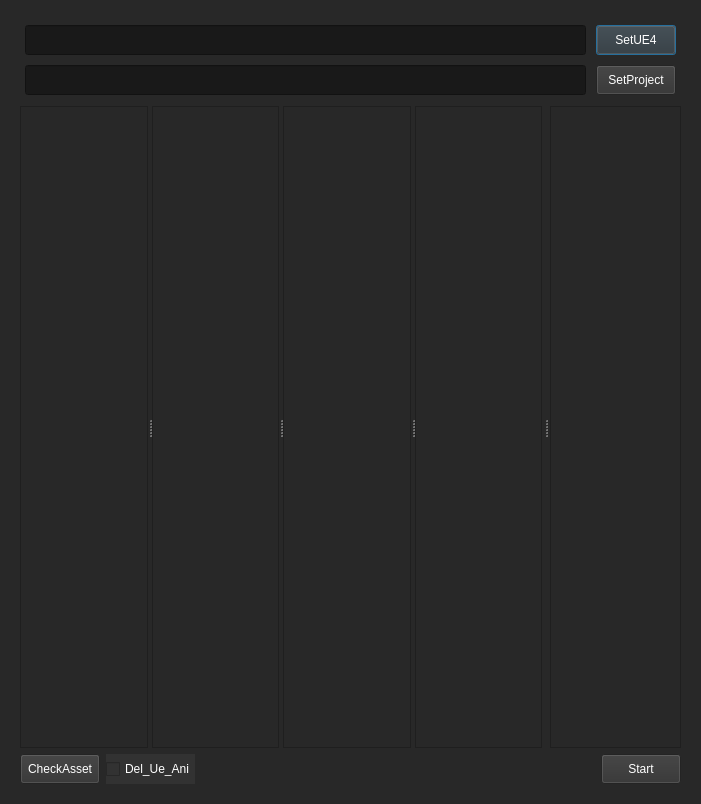
This is Pyt/UE_input_FBX.ui in woshisck/GitRepos as Qt 5 draws it before an edit. The edited form follows.
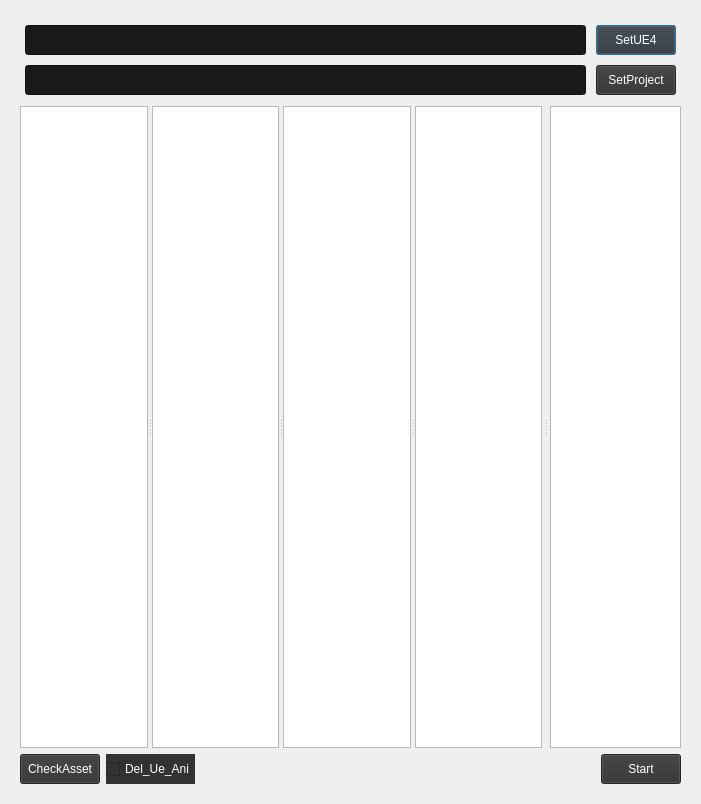
This is the edited form. Icons and pictures are not drawn.

```diff
--- a/Pyt/UE_input_FBX.ui
+++ b/Pyt/UE_input_FBX.ui
@@ -18,9 +18,12 @@
     <normaloff>../../Download/tubiao.png</normaloff>../../Download/tubiao.png</iconset>
   </property>
   <property name="styleSheet">
-   <string notr="true">background-color: rgb(40, 40, 40);</string>
+   <string notr="true">QWidget#Form {
+	background-color: rgb(40, 40, 40);
+	color:white;
+}</string>
   </property>
-  <layout class="QVBoxLayout" name="verticalLayout_2">
+  <layout class="QVBoxLayout" name="verticalLayout_2" stretch="0">
    <item>
     <widget class="QWidget" name="UE_input_FBX" native="true">
      <layout class="QGridLayout" name="gridLayout_2" rowstretch="0,1,0" rowminimumheight="0,1,0">
```
Left out of the diff: 17 changed lines with no effect on the pictures.
